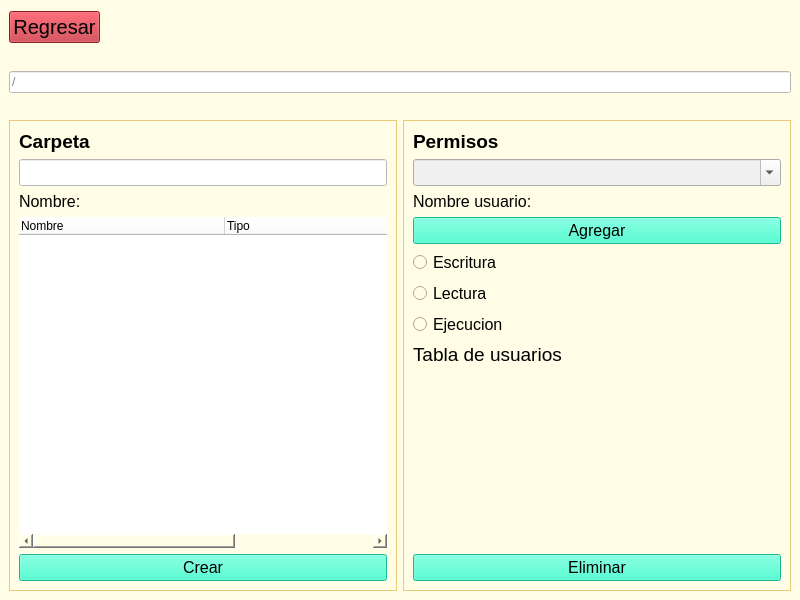
Qt form Proyecto 3/vista/modificar.ui (enajera123/Proyectos-So) before a commit.
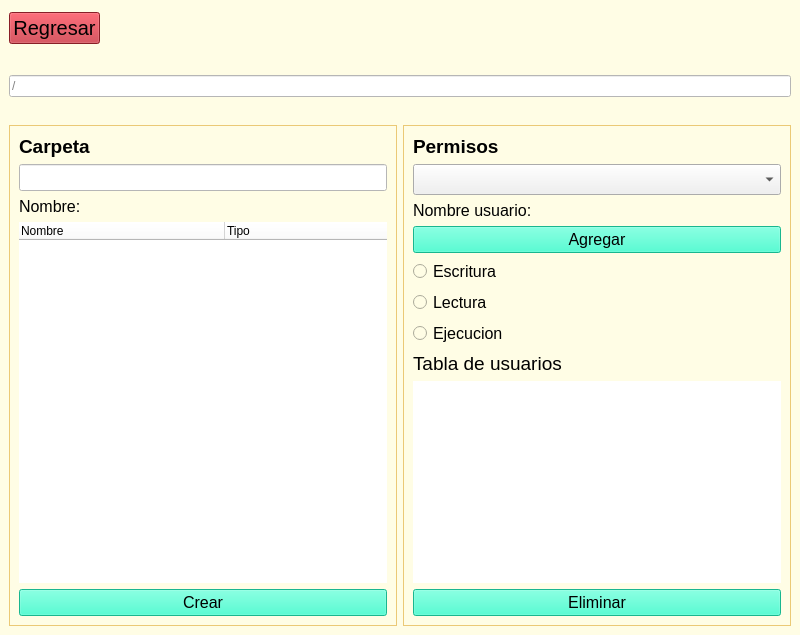
The same form after that commit. Icons and pictures are not drawn.

```diff
--- a/Proyecto 3/vista/modificar.ui
+++ b/Proyecto 3/vista/modificar.ui
@@ -7,7 +7,7 @@
     <x>0</x>
     <y>0</y>
     <width>800</width>
-    <height>600</height>
+    <height>635</height>
    </rect>
   </property>
   <property name="windowTitle">
@@ -224,6 +224,15 @@
                <property name="styleSheet">
                 <string notr="true">background-color:white;</string>
                </property>
+               <property name="horizontalScrollBarPolicy">
+                <enum>Qt::ScrollBarAlwaysOff</enum>
+               </property>
+               <property name="sizeAdjustPolicy">
+                <enum>QAbstractScrollArea::AdjustToContents</enum>
+               </property>
+               <property name="autoScroll">
+                <bool>true</bool>
+               </property>
                <property name="indentation">
                 <number>20</number>
                </property>
@@ -299,17 +308,38 @@
              </item>
              <item>
               <widget class="QComboBox" name="cbNombreUsuario">
+               <property name="sizePolicy">
+                <sizepolicy hsizetype="Preferred" vsizetype="Preferred">
+                 <horstretch>0</horstretch>
+                 <verstretch>0</verstretch>
+                </sizepolicy>
+               </property>
+               <property name="minimumSize">
+                <size>
+                 <width>0</width>
+                 <height>20</height>
+                </size>
+               </property>
                <property name="font">
                 <font>
                  <family>Arial</family>
-                 <pointsize>12</pointsize>
+                 <pointsize>14</pointsize>
                 </font>
                </property>
+               <property name="toolTipDuration">
+                <number>-1</number>
+               </property>
+               <property name="layoutDirection">
+                <enum>Qt::LeftToRight</enum>
+               </property>
+               <property name="autoFillBackground">
+                <bool>false</bool>
+               </property>
                <property name="styleSheet">
                 <string notr="true">background-color:rgb(240, 240, 240);</string>
                </property>
                <property name="editable">
-                <bool>true</bool>
+                <bool>false</bool>
                </property>
                <property name="currentText">
                 <string/>
@@ -326,6 +356,9 @@
                <property name="insertPolicy">
                 <enum>QComboBox::NoInsert</enum>
                </property>
+               <property name="sizeAdjustPolicy">
+                <enum>QComboBox::AdjustToContents</enum>
+               </property>
                <property name="duplicatesEnabled">
                 <bool>false</bool>
                </property>
@@ -446,7 +479,11 @@
               </widget>
              </item>
              <item>
-              <widget class="QListView" name="listPermisosUsuarios"/>
+              <widget class="QListView" name="listPermisosUsuarios">
+               <property name="styleSheet">
+                <string notr="true">background-color:white;</string>
+               </property>
+              </widget>
              </item>
              <item>
               <widget class="QPushButton" name="btnEliminarUsuario">
```
Left out of the diff: 17 changed lines with no effect on the pictures.
